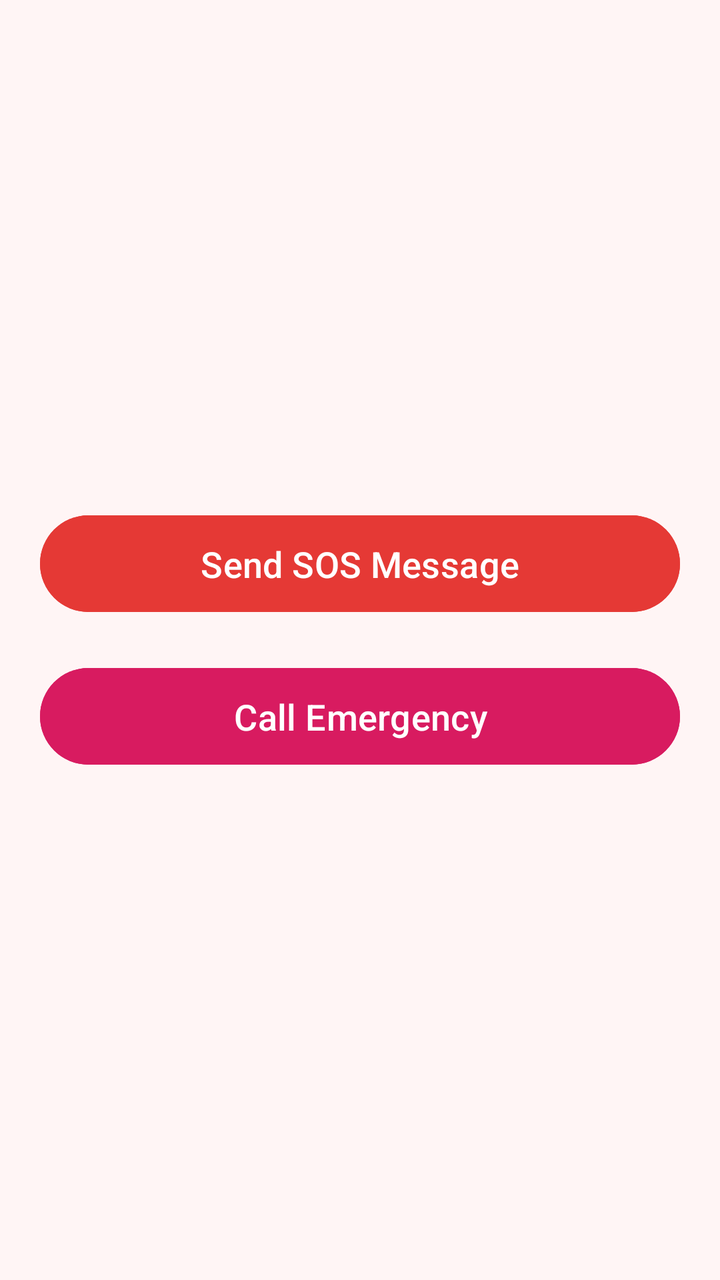
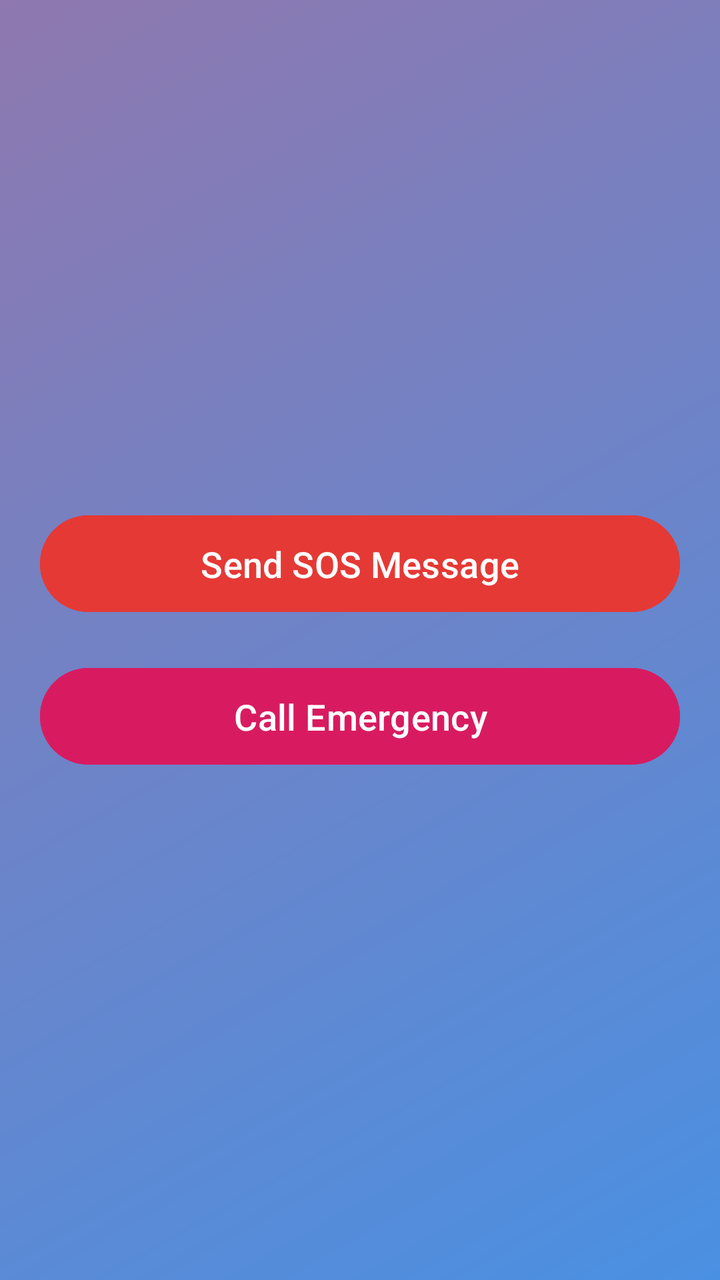

An Android layout rendered at two revisions. The XML below is the earlier revision; the diff shows what the commit changed to produce the second picture.
<!-- AndroidManifest.xml: application theme Theme.MedicineReminder -->
<!-- res/layout/activity_sosactivity.xml -->
<?xml version="1.0" encoding="utf-8"?>
<LinearLayout xmlns:android="http://schemas.android.com/apk/res/android"
    android:orientation="vertical"
    android:gravity="center"
    android:padding="20dp"
    android:layout_width="match_parent"
    android:layout_height="match_parent"
    android:background="#FFF5F5">

    <Button
        android:id="@+id/btnSendSOS"
        android:layout_width="match_parent"
        android:layout_height="wrap_content"
        android:text="Send SOS Message"
        android:backgroundTint="#E53935"
        android:textColor="#FFFFFF"
        android:textSize="18sp"
        android:padding="12dp"
        android:layout_marginBottom="20dp"/>

    <Button
        android:id="@+id/btnCallSOS"
        android:layout_width="match_parent"
        android:layout_height="wrap_content"
        android:text="Call Emergency"
        android:backgroundTint="#D81B60"
        android:textColor="#FFFFFF"
        android:textSize="18sp"
        android:padding="12dp" />

</LinearLayout>
<!-- resources referenced by this layout -->
<resources>
  <style name="Theme.MedicineReminder" parent="Base.Theme.MedicineReminder" />
  <style name="Base.Theme.MedicineReminder" parent="Theme.Material3.DayNight.NoActionBar">
          
          
      </style>
</resources>

<!-- the commit's change to res/layout/activity_sosactivity.xml (unified diff, before → after) -->
@@ -1,31 +1,31 @@
 <?xml version="1.0" encoding="utf-8"?>
 <LinearLayout xmlns:android="http://schemas.android.com/apk/res/android"
-    android:orientation="vertical"
-    android:gravity="center"
-    android:padding="20dp"
     android:layout_width="match_parent"
     android:layout_height="match_parent"
-    android:background="#FFF5F5">
+    android:background="@drawable/bg_gradient"
+    android:gravity="center"
+    android:orientation="vertical"
+    android:padding="20dp">
 
     <Button
         android:id="@+id/btnSendSOS"
         android:layout_width="match_parent"
         android:layout_height="wrap_content"
+        android:layout_marginBottom="20dp"
+        android:backgroundTint="#E53935"
+        android:padding="12dp"
         android:text="Send SOS Message"
-        android:backgroundTint="#E53935"
         android:textColor="#FFFFFF"
-        android:textSize="18sp"
-        android:padding="12dp"
-        android:layout_marginBottom="20dp"/>
+        android:textSize="18sp" />
 
     <Button
         android:id="@+id/btnCallSOS"
         android:layout_width="match_parent"
         android:layout_height="wrap_content"
+        android:backgroundTint="#D81B60"
+        android:padding="12dp"
         android:text="Call Emergency"
-        android:backgroundTint="#D81B60"
         android:textColor="#FFFFFF"
-        android:textSize="18sp"
-        android:padding="12dp" />
+        android:textSize="18sp" />
 
 </LinearLayout>
<!-- resource entries referenced after the edit -->
@@ -1,9 +1,26 @@
 <!-- resources referenced by this layout -->
 <resources>
-  <style name="Theme.MedicineReminder" parent="Base.Theme.MedicineReminder" />
-  <style name="Base.Theme.MedicineReminder" parent="Theme.Material3.DayNight.NoActionBar">
-          
-          
+  <!-- drawable bg_gradient (drawable) -->
+  <?xml version="1.0" encoding="utf-8"?>
+  <shape xmlns:android="http://schemas.android.com/apk/res/android"
+      android:shape="rectangle">
+  
+      <gradient
+          android:startColor="#4A90E2"
+          android:endColor="#8F78AF"
+          android:angle="135"/>
+  
+      <corners android:radius="0dp"/>
+  
+  
+  </shape>
+  <style name="Theme.MedicineReminder" parent="Theme.Material3.DayNight.NoActionBar">
+          <item name="colorPrimary">@color/primaryColor</item>
+          <item name="colorOnPrimary">@color/white</item>
+          <item name="android:statusBarColor">@color/primaryDark</item>
       </style>
+  <color name="primaryColor">#00897B</color>
+  <color name="white">#FFFFFF</color>
+  <color name="primaryDark">#00695C</color>
 </resources>
 
